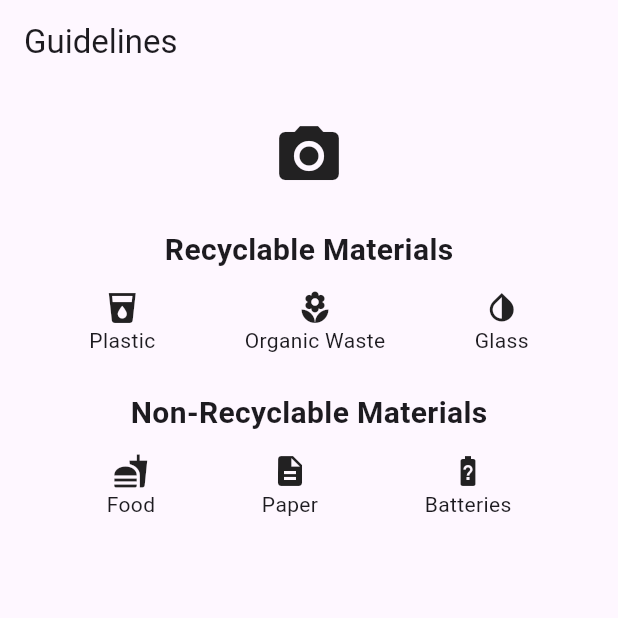
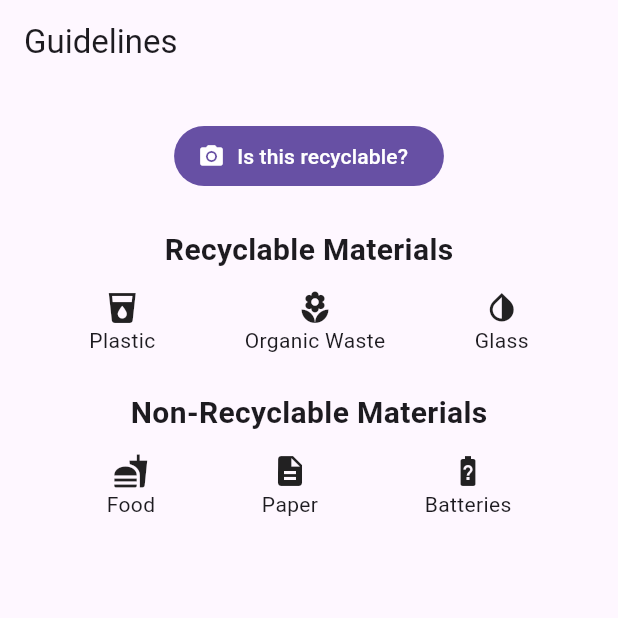
Before and after one commit to OneRedBlip/GraduationProject, a Flutter app: the GuidelinesPage screen opened directly, on a phone screen of 412 x 824 dp, the top half of it. Run offline on Flutter 3.47's test engine with Material 3 defaults, Android fonts, the phone set to English and light mode, and no system bars.

Commit message:
Add the camera icon to a button with text

```diff
--- a/trash2treasure/lib/guidelines_page.dart
+++ b/trash2treasure/lib/guidelines_page.dart
@@ -12,17 +12,18 @@ class GuidelinesPage extends StatelessWidget {
       body: Column(
         children: [
           const SizedBox(height: 24),
-          GestureDetector(
-            onTap: () {
+          FilledButton.icon(
+            label: Text('Is this recyclable?'),
+            onPressed: () {
               // Navigate to material identification page
               Navigator.push(
                 context,
-                MaterialPageRoute(builder: (context) => MaterialIdentificationPage()),
+                MaterialPageRoute(
+                    builder: (context) => MaterialIdentificationPage()),
               );
             },
-            child: const Icon(
+            icon: const Icon(
               Icons.photo_camera,
-              size: 48,
             ),
           ),
           const SizedBox(height: 24),
```
